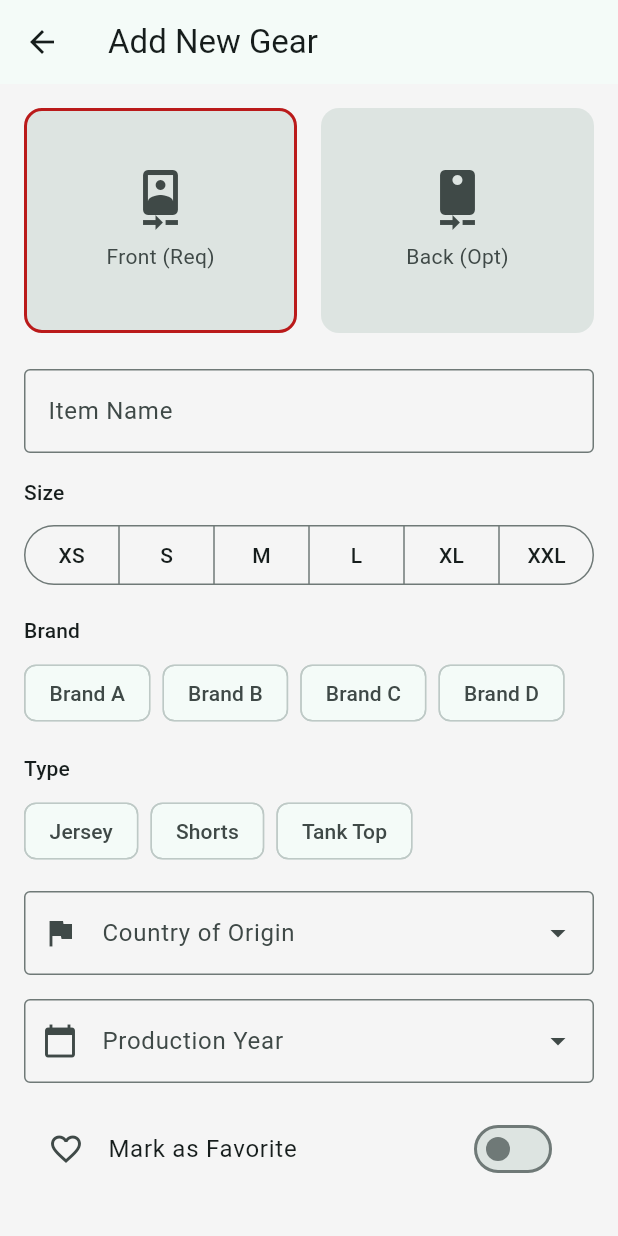
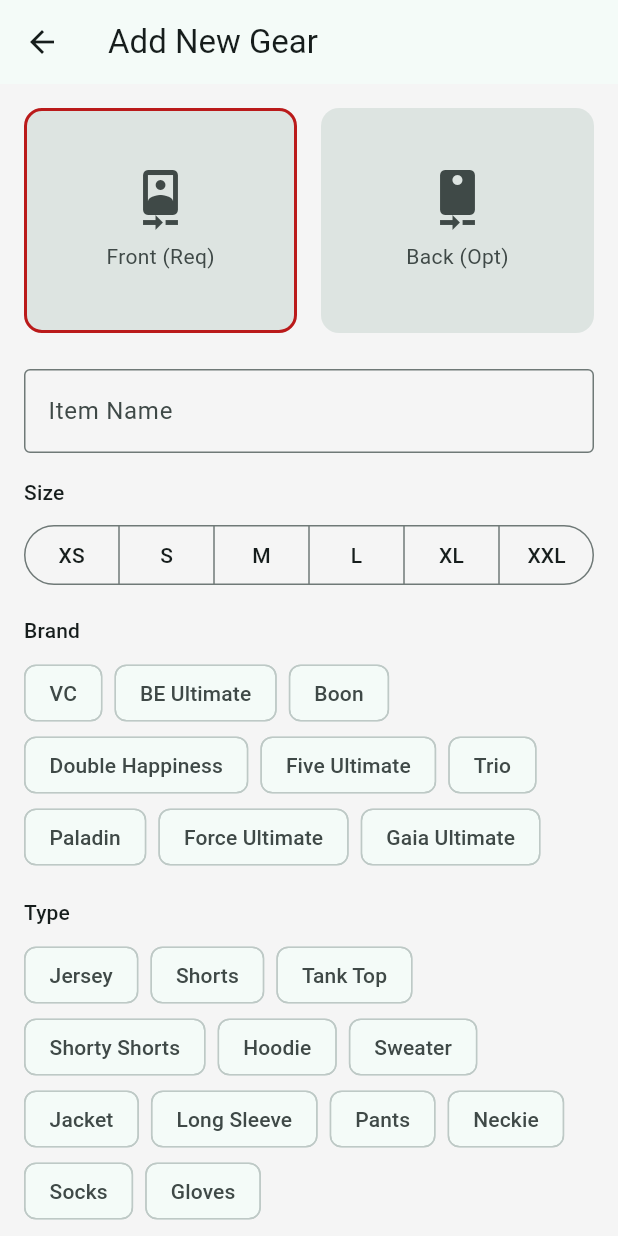
Before and after one commit to asdru22/ultiware, a Flutter app: the screen it shows after launch, after a tap on the "menu" icon, after a tap on the "sort" icon, after a tap on "Add Gear", on a phone screen of 412 x 824 dp. Run offline on Flutter 3.47's test engine with Material 3 defaults, Android fonts, the light colour scheme and no system bars; our stand-ins replace camera, country_picker, permission_handler; missing offline and left inert: photo_manager.

Commit message:
update grid

```diff
--- a/lib/data/clothing_item.dart
+++ b/lib/data/clothing_item.dart
@@ -1,21 +1,37 @@
 enum ClothingSize { xs, s, m, l, xl, xxl }
 
 enum ClothingBrand {
-  a('Brand A'),
-  b('Brand B'),
-  c('Brand C'),
-  d('Brand D');
+  vc('VC'),
+  be('BE Ultimate'),
+  boon('Boon'),
+  dh('Double Happiness'),
+  five('Five Ultimate'),
+  trio('Trio'),
+  paladin('Paladin'),
+  force('Force Ultimate'),
+  gaia('Gaia Ultimate');
 
   final String displayName;
+
   const ClothingBrand(this.displayName);
 }
 
 enum ClothingType {
   jersey('Jersey'),
   shorts('Shorts'),
-  tank('Tank Top');
+  tank('Tank Top'),
+  shortyShorts('Shorty Shorts'),
+  hoodie('Hoodie'),
+  sweater('Sweater'),
+  jacket('Jacket'),
+  longSleeve('Long Sleeve'),
+  pants('Pants'),
+  neckie('Neckie'),
+  socks('Socks'),
+  gloves('Gloves');
 
   final String displayName;
+
   const ClothingType(this.displayName);
 }
 
--- a/lib/data/dummy_data.dart
+++ b/lib/data/dummy_data.dart
@@ -7,7 +7,7 @@
     type: ClothingType.jersey,
     frontImage: '',
     size: ClothingSize.m,
-    brand: ClothingBrand.a,
+    brand: ClothingBrand.be,
     productionYear: 2023,
   ),
   ClothingItem(
@@ -16,7 +16,7 @@
     type: ClothingType.jersey,
     frontImage: '',
     size: ClothingSize.l,
-    brand: ClothingBrand.a,
+    brand: ClothingBrand.vc,
     productionYear: 2022,
   ),
   ClothingItem(
@@ -24,7 +24,7 @@
     name: 'Layout Gloves',
     // type: 'Accessories', // No enum for accessories yet, treating as null or generic
     frontImage: '',
-    brand: ClothingBrand.c,
+    brand: ClothingBrand.gaia,
   ),
   ClothingItem(
     id: '4',
@@ -46,6 +46,6 @@
     name: 'Disc',
     // type: 'Gear',
     frontImage: '',
-    brand: ClothingBrand.d,
+    brand: ClothingBrand.boon,
   ),
 ];
--- a/lib/widgets/gear_grid.dart
+++ b/lib/widgets/gear_grid.dart
@@ -12,7 +12,6 @@
 }
 
 class _GearGridState extends State<GearGrid> {
-  // Zoom state
   double _crossAxisCount = 2.0;
   double _scaleStartCrossAxisCount = 2.0;
 
@@ -34,7 +33,6 @@
 
   @override
   Widget build(BuildContext context) {
-    // Ensure crossAxisCount is valid if orientation changes
     final orientation = MediaQuery.of(context).orientation;
     final minCols = orientation == Orientation.landscape ? 2.0 : 1.0;
     if (_crossAxisCount < minCols) {
@@ -63,6 +61,11 @@
   Widget _buildGearCard(ClothingItem item) {
     final bool hideText = _crossAxisCount.round() >= 3;
 
+    final bool hasChips =
+        item.size != null || item.countryOfOrigin != null || item.isFavorite;
+
+    final bool showFooter = !hideText && hasChips;
+
     return Card(
       elevation: 1,
       clipBehavior: Clip.antiAlias,
@@ -71,7 +74,6 @@
         crossAxisAlignment: CrossAxisAlignment.stretch,
         children: [
           Expanded(
-            flex: hideText ? 1 : 3,
             child: Container(
               color: Colors.grey.withValues(alpha: 0.2),
               child: item.frontImage.isNotEmpty
@@ -81,7 +83,11 @@
                             fit: BoxFit.cover,
                             errorBuilder: (context, error, stackTrace) {
                               return Center(
-                               child: Icon(Icons.checkroom, size: 48, color: Colors.white70),
+                                child: Icon(
+                                  Icons.checkroom,
+                                  size: 48,
+                                  color: Colors.white70,
+                                ),
                               );
                             },
                           )
@@ -90,7 +96,11 @@
                             fit: BoxFit.cover,
                             errorBuilder: (context, error, stackTrace) {
                               return Center(
-                               child: Icon(Icons.checkroom, size: 48, color: Colors.white70),
+                                child: Icon(
+                                  Icons.checkroom,
+                                  size: 48,
+                                  color: Colors.white70,
+                                ),
                               );
                             },
                           ))
@@ -103,19 +113,23 @@
                     ),
             ),
           ),
-          if (!hideText)
-            Expanded(
-              flex: 2,
-              child: Padding(
-                padding: EdgeInsets.all(8.0),
+
+          if (showFooter)
+            Container(
+              color: Colors.grey.withValues(alpha: 0.2),
+              width: double.infinity,
+              padding: const EdgeInsets.all(8.0),
               child: Wrap(
                 spacing: 4.0,
                 runSpacing: 4.0,
                 children: [
                   if (item.size != null)
                     Chip(
-                        avatar:
-                            Icon(Icons.format_size, size: 16, color: Colors.blue),
+                      avatar: Icon(
+                        Icons.format_size,
+                        size: 16,
+                        color: Colors.blue,
+                      ),
                       label: Text(
                         item.size!.name.toUpperCase(),
                         style: TextStyle(fontSize: 12),
@@ -139,12 +153,8 @@
                     ),
                   if (item.isFavorite)
                     Chip(
-                        avatar:
-                            Icon(Icons.favorite, size: 16, color: Colors.red),
-                        label: Text(
-                          'Fav',
-                          style: TextStyle(fontSize: 12),
-                        ),
+                      avatar: Icon(Icons.favorite, size: 16, color: Colors.red),
+                      label: Text('Fav', style: TextStyle(fontSize: 12)),
                       visualDensity: VisualDensity.compact,
                       padding: EdgeInsets.zero,
                       materialTapTargetSize: MaterialTapTargetSize.shrinkWrap,
@@ -152,7 +162,6 @@
                 ],
               ),
             ),
-            ),
         ],
       ),
     );
```
Lines whose indentation alone changed are shown as unchanged.
